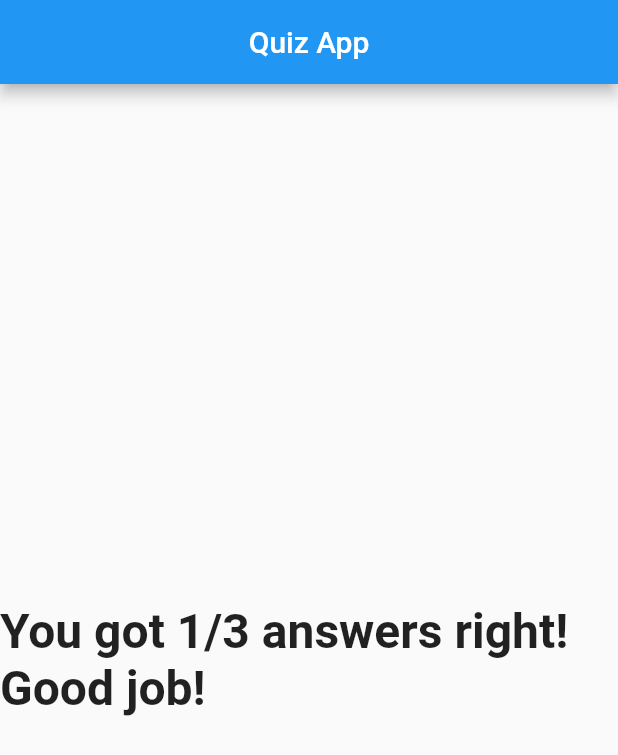
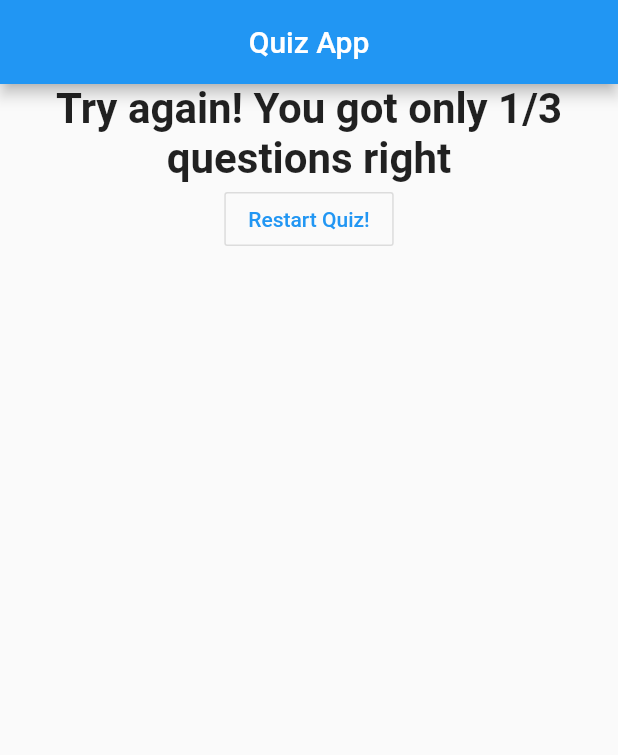
Before and after one commit to mmarolin/quiz-app-flutter, a Flutter app: the screen it shows after launch, after a tap on "2015", after a tap on "IBM", after a tap on "Dart", on a phone screen of 412 x 824 dp. Shown: the top 755 px of the screen. Run offline on Flutter 3.47's test engine with Material 2 defaults, Android fonts, the phone set to English and light mode, and no system bars.

```diff
--- a/lib/main.dart
+++ b/lib/main.dart
@@ -46,6 +46,13 @@ class _MyAppState extends State<MyApp> {
   var _questionIndex = 0;
   var _totalScore = 0;
 
+  void _resetQuiz() {
+    setState(() {
+      _questionIndex = 0;
+      _totalScore = 0;
+    });
+  }
+
   void _answerQuestion(int score) {
     _totalScore += score;
 
@@ -61,6 +68,7 @@ class _MyAppState extends State<MyApp> {
     var condition = _questionIndex < _questions.length;
 
     return MaterialApp(
+      debugShowCheckedModeBanner: false,
       home: Scaffold(
         appBar: AppBar(
           title: Text('Quiz App'),
@@ -72,7 +80,7 @@ class _MyAppState extends State<MyApp> {
                 questionIndex: _questionIndex,
                 questions: _questions,
               )
-            : Result(_totalScore),
+            : Result(_totalScore, _resetQuiz),
       ),
     );
   }
--- a/lib/result.dart
+++ b/lib/result.dart
@@ -2,16 +2,37 @@ import 'package:flutter/material.dart';
 
 class Result extends StatelessWidget {
   final int resultScore;
+  final VoidCallback resetHandler;
 
-  Result(this.resultScore);
+  Result(this.resultScore, this.resetHandler);
+
+  String get resultPhrase {
+    var resultText = ' ';
+    if (resultScore == 3) {
+      resultText = 'Good job! You answered all questions correctly.';
+    } else {
+      resultText = 'Try again! You got only ${resultScore}/3 questions right';
+    }
+
+    return resultText;
+  }
 
   @override
   Widget build(BuildContext context) {
     return Center(
-      child: Text(
-        'You got ${resultScore}/3 answers right! Good job!',
-        style: TextStyle(fontSize: 32, fontWeight: FontWeight.bold),
+        child: Column(children: <Widget>[
+      Text(
+        resultPhrase,
+        style: TextStyle(fontSize: 28, fontWeight: FontWeight.bold),
+        textAlign: TextAlign.center,
       ),
-    );
+      OutlineButton(
+        child: Text(
+          'Restart Quiz!',
+        ),
+        textColor: Colors.blue,
+        onPressed: resetHandler,
+      ),
+    ]));
   }
 }
```
